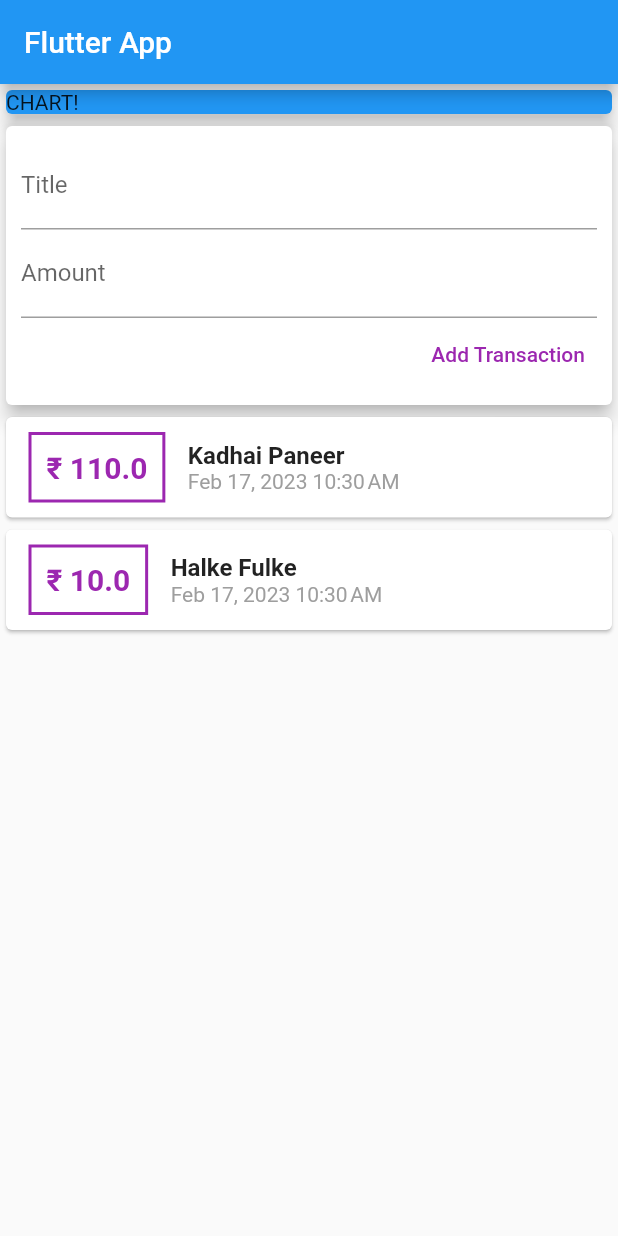
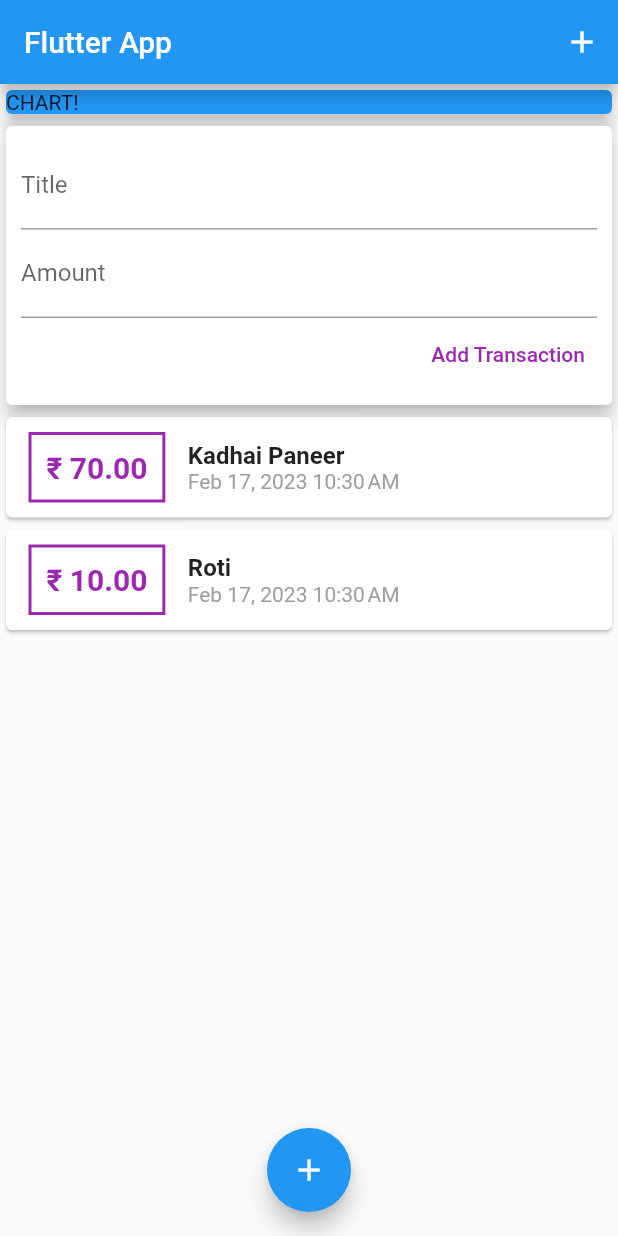
Before and after one commit to Adarshkumar167/expenses_app, a Flutter app: the screen it shows after launch, after a tap on "Add Transaction", on a phone screen of 412 x 824 dp. Run offline on Flutter 3.47's test engine with Material 2 defaults, Android fonts, the phone set to English and light mode, and no system bars.

Commit message:
Improvement 1.0

```diff
--- a/lib/main.dart
+++ b/lib/main.dart
@@ -1,6 +1,7 @@
 import 'package:flutter/material.dart';
 
 import './widgets/user_transaction.dart';
+
 void main() {
   runApp(const MyApp());
 }
@@ -25,12 +26,15 @@ class MyHomePage extends StatelessWidget {
     return Scaffold(
       appBar: AppBar(
         title: const Text('Flutter App'),
+        actions: <Widget>[
+          IconButton(onPressed: () {}, icon: const Icon(Icons.add))
+        ],
       ),
-      body: Column(
+      body: SingleChildScrollView(
+        child: Column(
           // mainAxisAlignment: MainAxisAlignment.spaceAround,
           crossAxisAlignment: CrossAxisAlignment.stretch,
           children: const <Widget>[
-
             SizedBox(
               width: double.infinity,
               child: Card(
@@ -39,8 +43,14 @@ class MyHomePage extends StatelessWidget {
                 child: Text('CHART!'),
               ),
             ),
-          UserTransaction()
+            UserTransaction(),
           ],
+        ),
+      ),
+      floatingActionButtonLocation: FloatingActionButtonLocation.centerFloat,
+      floatingActionButton: FloatingActionButton(
+        onPressed: () {},
+        child: const Icon(Icons.add),
       ),
     );
   }
--- a/lib/widgets/new_transaction.dart
+++ b/lib/widgets/new_transaction.dart
@@ -5,6 +5,20 @@ class NewTransaction extends StatelessWidget {
   final Function addTx;
   final titleController = TextEditingController();
   final amountController = TextEditingController();
+
+  void submitData() {
+    final enteredTitle = titleController.text;
+    final enteredAmount = double.parse(amountController.text);
+
+    if (enteredTitle.isEmpty || enteredAmount <= 0) {
+      return;
+    }
+
+    addTx(
+      enteredTitle,
+      enteredAmount,
+    );
+  }
 
   @override
   Widget build(BuildContext context) {
@@ -18,20 +32,18 @@ class NewTransaction extends StatelessWidget {
             TextField(
               decoration: const InputDecoration(labelText: 'Title'),
               controller: titleController,
+              onSubmitted: (_) => submitData(),
               // onChanged: (value) => titleInput = value,
             ),
             TextField(
               decoration: const InputDecoration(labelText: 'Amount'),
               controller: amountController,
+              keyboardType: TextInputType.number,
+              onSubmitted: (_) => submitData(),
               // onChanged: (value) => amountInput = value,
             ),
             TextButton(
-              onPressed: () {
-                addTx(
-                  titleController.text,
-                  double.parse(amountController.text),
-                );
-              },
+              onPressed: submitData,
               child: const Text(
                 'Add Transaction',
                 style: TextStyle(color: Colors.purple),
--- a/lib/widgets/transactions_list.dart
+++ b/lib/widgets/transactions_list.dart
@@ -13,8 +13,10 @@ class TransactionList extends StatelessWidget {
 
   @override
   Widget build(BuildContext context) {
-    return Column(
-      children: transactions.map((tx) {
+    return SizedBox(
+      height: 300,
+      child: ListView.builder(
+        itemBuilder: (ctx, index) {
           return Card(
             child: Row(
               children: <Widget>[
@@ -30,7 +32,7 @@ class TransactionList extends StatelessWidget {
                   )),
                   padding: const EdgeInsets.all(10),
                   child: Text(
-                  '₹ ${tx.amount}',
+                    '₹ ${transactions[index].amount.toStringAsFixed(2)}',
                     style: const TextStyle(
                       fontWeight: FontWeight.bold,
                       fontSize: 20,
@@ -42,14 +44,14 @@ class TransactionList extends StatelessWidget {
                   crossAxisAlignment: CrossAxisAlignment.start,
                   children: <Widget>[
                     Text(
-                    tx.title,
+                      transactions[index].title,
                       style: const TextStyle(
                         fontWeight: FontWeight.bold,
                         fontSize: 16,
                       ),
                     ),
                     Text(
-                    DateFormat.yMMMd().add_jm().format(tx.date),
+                      DateFormat.yMMMd().add_jm().format(transactions[index].date),
                       style: const TextStyle(
                         color: Colors.grey,
                       ),
@@ -59,7 +61,9 @@ class TransactionList extends StatelessWidget {
               ],
             ),
           );
-      }).toList(),
+        },
+        itemCount: transactions.length,
+      ),
     );
   }
 }
--- a/lib/widgets/user_transaction.dart
+++ b/lib/widgets/user_transaction.dart
@@ -16,12 +16,12 @@ class _UserTransactionState extends State<UserTransaction> {
     Transaction(
       id: 't1',
       title: 'Kadhai Paneer',
-      amount: 110.00,
+      amount: 70.00,
       date: DateTime.now(),
     ),
     Transaction(
       id: 't2',
-      title: 'Halke Fulke',
+      title: 'Roti',
       amount: 10.00,
       date: DateTime.now(),
     ),
```
Lines whose indentation alone changed are shown as unchanged.
